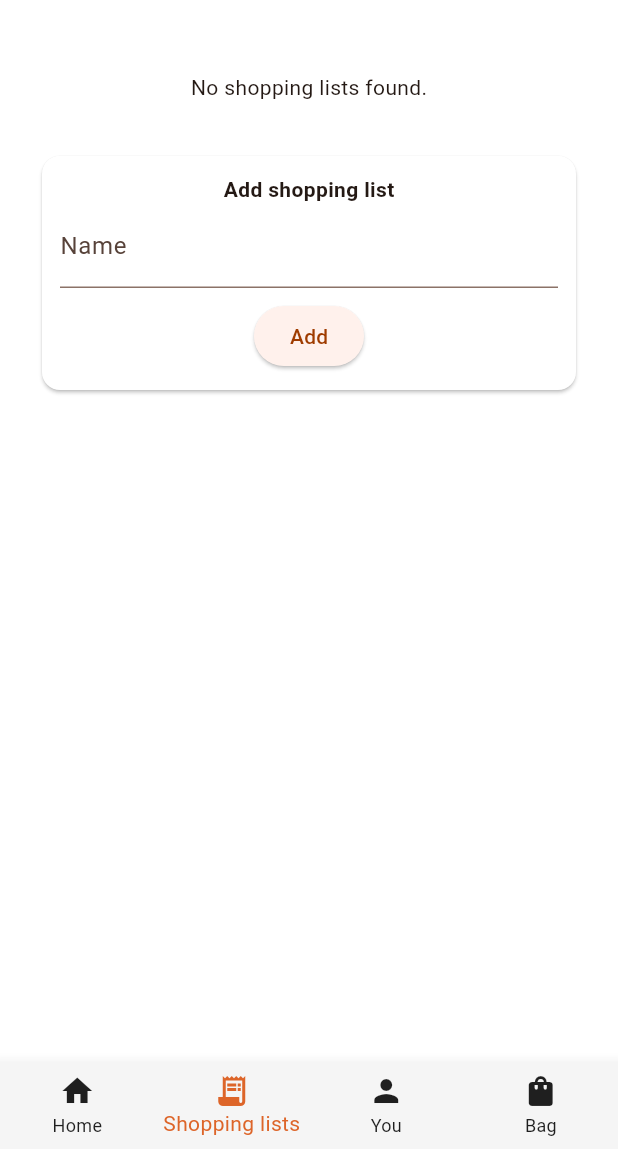
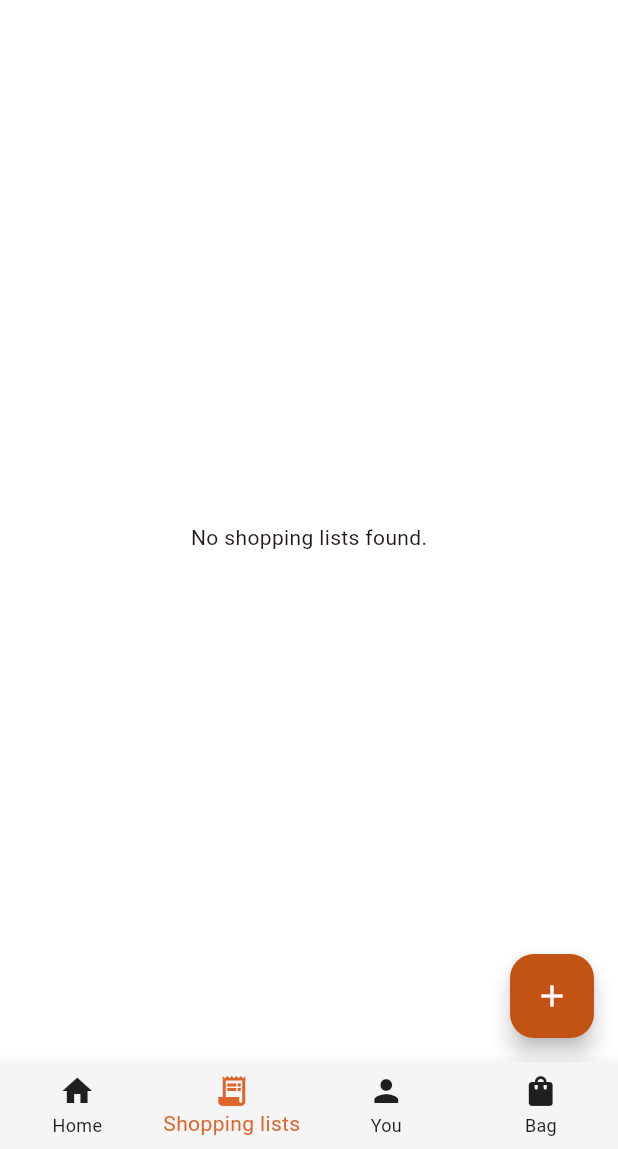
Before and after one commit to Soulware-Apps-Moviles/flutter-app, a Flutter app: the screen it shows after launch, item 2 of the bottom bar chosen, on a phone screen of 412 x 824 dp, the part 87-1236 px from its top. Run offline on Flutter 3.47's test engine with Material 3 defaults, Android fonts, the phone set to English and light mode, and no system bars; our stand-ins replace flutter_bloc, flutter_dotenv; missing offline and left inert: dart:ffi; network calls fail.

Commit message:
refactor: add shopping list is a modal now

```diff
--- a/lib/features/shopping-lists/presentation/pages/shopping_lists_page.dart
+++ b/lib/features/shopping-lists/presentation/pages/shopping_lists_page.dart
@@ -16,17 +16,24 @@ class ShoppingListsPage extends StatelessWidget {
   Widget build(BuildContext context) {
     final bloc = context.read<ShoppingListsBloc>();
 
-    return SafeArea(
+    return Scaffold(
+      floatingActionButton: FloatingActionButton(
+        onPressed: () {
+          _openAddShoppingListModal(context);
+        },
+        child: const Icon(Icons.add),
+      ),
+      body: SafeArea(
         child: Column(
           children: [
-          //Search bar
+            // Search bar
             SearchBarWidget(
               onSearch: (query) {
                 bloc.add(SearchShoppingListsEvent(name: query));
               },
             ),
 
-          // Shopping lists + add form
+            // Lists
             Expanded(
               child: BlocBuilder<ShoppingListsBloc, ShoppingListsState>(
                 builder: (context, state) {
@@ -35,17 +42,11 @@ class ShoppingListsPage extends StatelessWidget {
                   }
 
                   if (state.shoppingLists.isEmpty) {
-                  return ListView(
-                    padding: const EdgeInsets.all(16),
-                    children: [
-                      const Center(
+                    return const Center(
                       child: Padding(
                         padding: EdgeInsets.symmetric(vertical: 24),
                         child: Text('No shopping lists found.'),
                       ),
-                      ),
-                      _buildAddShoppingListWidget(context),
-                    ],
                     );
                   }
 
@@ -55,21 +56,16 @@ class ShoppingListsPage extends StatelessWidget {
                     },
                     child: ListView.builder(
                       padding: const EdgeInsets.all(12),
-                    itemCount: state.shoppingLists.length + 1,
+                      itemCount: state.shoppingLists.length,
                       itemBuilder: (context, index) {
-                      if (index == state.shoppingLists.length) {
-                        return Padding(
-                          padding: const EdgeInsets.only(top: 12, bottom: 24),
-                          child: _buildAddShoppingListWidget(context),
-                        );
-                      }
                         final list = state.shoppingLists[index];
                         return GestureDetector(
                           onTap: () {
                             Navigator.push(
                               context,
                               MaterialPageRoute(
-                                builder: (_) => ShoppingListDetailPage(list: list),
+                                builder: (_) =>
+                                    ShoppingListDetailPage(list: list),
                               ),
                             );
                           },
@@ -78,7 +74,9 @@ class ShoppingListsPage extends StatelessWidget {
                             onAddAllToBag: () {
                               ScaffoldMessenger.of(context).showSnackBar(
                                 SnackBar(
-                                  content: Text('Added all items from ${list.name}'),
+                                  content: Text(
+                                    'Added all items from ${list.name}',
+                                  ),
                                 ),
                               );
                             },
@@ -92,17 +90,35 @@ class ShoppingListsPage extends StatelessWidget {
             ),
           ],
         ),
+      ),
     );
   }
-  Widget _buildAddShoppingListWidget(BuildContext context) {
+
+  void _openAddShoppingListModal(BuildContext context) {
     final customerId = int.parse(dotenv.env['CUSTOMER_ID'] ?? '0');
-
-    return AddShoppingListWidget(
+    showDialog(
+      context: context,
+      barrierDismissible: true, // allows closing by tapping outside
+      builder: (context) {
+        return AlertDialog(
+          backgroundColor: Color(0xFFFFFFFF),
+          shape: RoundedRectangleBorder(
+            borderRadius: BorderRadius.circular(16),
+          ),
+          content: SizedBox(
+            width: 300,
+            height: 150,
+            child: AddShoppingListWidget(
               onAdd: (name) {
                 context.read<ShoppingListsBloc>().add(
                       CreateShoppingListEvent(
+                        name: name,
                         customerId: customerId,
-                name: name,
+                      ),
+                    );
+                Navigator.of(context).pop();
+              },
+            ),
           ),
         );
       },
--- a/lib/features/shopping-lists/presentation/widgets/add_shopping_list_form.dart
+++ b/lib/features/shopping-lists/presentation/widgets/add_shopping_list_form.dart
@@ -15,10 +15,8 @@ class _AddShoppingListWidgetState extends State<AddShoppingListWidget> {
   @override
   Widget build(BuildContext context) {
       return Card(
+      elevation: 0,
       color: Colors.white,
-      margin: const EdgeInsets.all(12),
-      child: Padding(
-        padding: const EdgeInsets.all(12),
       child: Column(
         children: [
           const Text("Add shopping list", style: TextStyle(fontWeight: FontWeight.bold)),
@@ -39,7 +37,6 @@ class _AddShoppingListWidgetState extends State<AddShoppingListWidget> {
           ),
         ],
       ),
-      ),
     );
   }
 }
```
Lines whose indentation alone changed are shown as unchanged.
